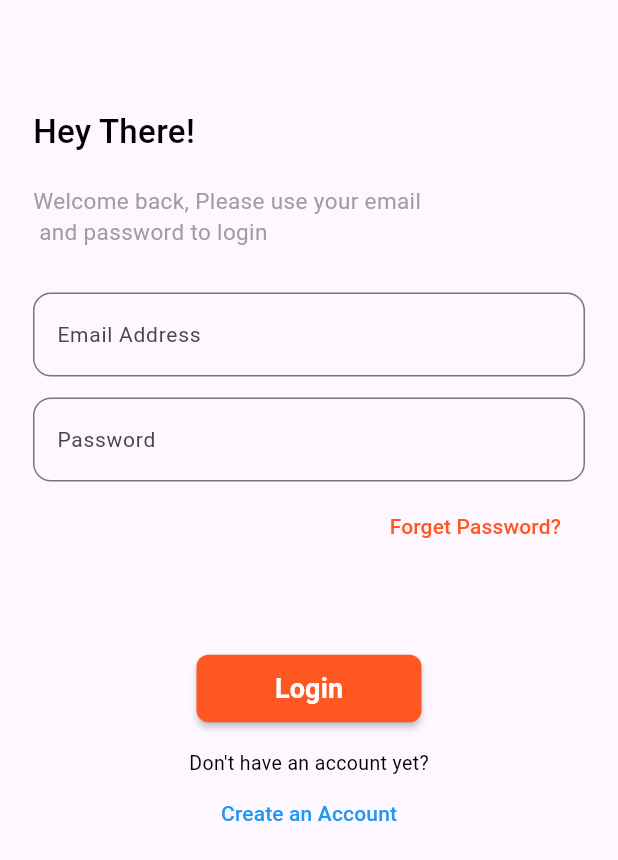
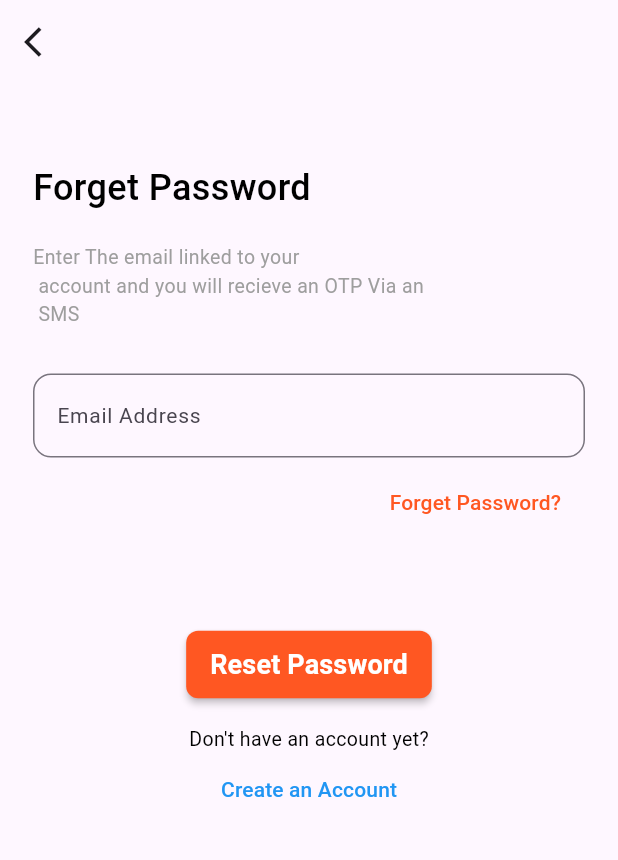
Before and after one commit to Ammar2000-Matarieh/Auth_Test_2024, a Flutter app: the screen it shows after launch, after a tap on "Forget Password?", on a phone screen of 412 x 824 dp. Shown: the top 860 px of the screen. Run offline on Flutter 3.47's test engine with Material 3 defaults, Android fonts, the phone set to English and light mode, and no system bars.

Commit message:
Auth 3 Screen

```diff
--- a/lib/auth/screens/forget_pass_screen.dart
+++ b/lib/auth/screens/forget_pass_screen.dart
@@ -0,0 +1,17 @@
+import 'package:auth_test_2024/auth/widgets/widget_forget_pass.dart';
+import 'package:flutter/material.dart';
+
+class ForgetPasswordScreen extends StatelessWidget {
+  const ForgetPasswordScreen({super.key});
+
+  @override
+  Widget build(BuildContext context) {
+    return SafeArea(
+        child: Scaffold(
+            appBar: AppBar(
+                leading: IconButton(
+                    onPressed: () => Navigator.of(context).pop(),
+                    icon: const Icon(Icons.arrow_back_ios))),
+            body: ForgetPasswordWidget()));
+  }
+}
--- a/lib/auth/screens/login_screen.dart
+++ b/lib/auth/screens/login_screen.dart
@@ -6,7 +6,6 @@ class LoginScreen extends StatelessWidget {
 
   @override
   Widget build(BuildContext context) {
-    // final loginKey = GlobalKey<FormState>();
     return const SafeArea(
         child:  Scaffold(body: LoginWidget()));
   }
--- a/lib/auth/screens/register_screen.dart
+++ b/lib/auth/screens/register_screen.dart
@@ -9,12 +9,9 @@ class RegisterScreen extends StatelessWidget {
     return SafeArea(
         child: Scaffold(
             appBar: AppBar(
-              leading: IconButton(
-                  onPressed: () {
-                    Navigator.of(context).pop();
-                  },
-                  icon: const Icon(Icons.arrow_back_ios)),
-            ),
+                leading: IconButton(
+                    onPressed: () => Navigator.of(context).pop(),
+                    icon: const Icon(Icons.arrow_back_ios))),
             body: const RegisterWidget()));
   }
 }
--- a/lib/auth/widgets/widget_forget_pass.dart
+++ b/lib/auth/widgets/widget_forget_pass.dart
@@ -0,0 +1,100 @@
+import 'dart:developer';
+import 'package:flutter/material.dart';
+
+class ForgetPasswordWidget extends StatefulWidget {
+  const ForgetPasswordWidget({super.key});
+
+  @override
+  State<ForgetPasswordWidget> createState() => _ForgetPasswordWidgetState();
+}
+
+class _ForgetPasswordWidgetState extends State<ForgetPasswordWidget> {
+  final email = TextEditingController();
+  final forgetPassKey = GlobalKey<FormState>();
+  @override
+  Widget build(BuildContext context) {
+    return Form(
+      key: forgetPassKey,
+      child: Padding(
+          padding: const EdgeInsets.all(22),
+          child: SingleChildScrollView(
+              child: Column(children: [
+            const SizedBox(height: 30),
+            const Row(
+              children: [
+                Text("Forget Password",
+                    style: TextStyle(
+                        fontSize: 24,
+                        fontWeight: FontWeight.w500,
+                        color: Colors.black))
+              ],
+            ),
+            const SizedBox(
+              height: 20,
+            ),
+            const Row(children: [
+              Text(
+                  "Enter The email linked to your\n account and you will recieve an OTP Via an\n SMS",
+                  style: TextStyle(fontSize: 13, color: Colors.grey))
+            ]),
+            const SizedBox(height: 30),
+            TextFormField(
+              validator: (String? email) {
+                if (email == null || email.isEmpty) {
+                  return 'Email is not Empty or not Equal null value Please Enter Email valid';
+                }
+                if (email.length < 4 || email.length < 20) {
+                  return 'The Email can not less than 4 letters or not greater than 20 letters ';
+                }
+                return null;
+              },
+              controller: email,
+              decoration: InputDecoration(
+                border:
+                    OutlineInputBorder(borderRadius: BorderRadius.circular(12)),
+                labelText: 'Email Address',
+                labelStyle: TextStyle(fontSize: 14),
+              ),
+            ),
+            const SizedBox(height: 6),
+            Row(
+                crossAxisAlignment: CrossAxisAlignment.end,
+                mainAxisAlignment: MainAxisAlignment.end,
+                children: [
+                  MaterialButton(
+                      textColor: Colors.deepOrange,
+                      onPressed: () {},
+                      child: const Text("Forget Password?",
+                          style: TextStyle(fontSize: 14)))
+                ]),
+            const SizedBox(height: 60),
+            MaterialButton(
+                shape: RoundedRectangleBorder(
+                    borderRadius: BorderRadius.circular(8)),
+                minWidth: 150,
+                height: 45,
+                onPressed: () {
+                  if (forgetPassKey.currentState!.validate()) {
+                  } else {
+                    log("error");
+                  }
+                },
+                color: Colors.deepOrange,
+                textColor: Colors.white,
+                child: const Text("Reset Password",
+                    style:
+                        TextStyle(fontSize: 18, fontWeight: FontWeight.bold))),
+            const SizedBox(height: 16),
+            const Text("Don't have an account yet?",
+                style: TextStyle(fontSize: 13, color: Colors.black)),
+            MaterialButton(
+                textColor: Colors.blue,
+                onPressed: () {},
+                child: const Text(
+                  "Create an Account",
+                  style: TextStyle(fontSize: 14),
+                ))
+          ]))),
+    );
+  }
+}
--- a/lib/auth/widgets/widget_login.dart
+++ b/lib/auth/widgets/widget_login.dart
@@ -1,4 +1,5 @@
 import 'dart:developer';
+import 'package:auth_test_2024/auth/screens/forget_pass_screen.dart';
 import 'package:auth_test_2024/auth/screens/home_screen.dart';
 import 'package:auth_test_2024/auth/screens/register_screen.dart';
 import 'package:flutter/material.dart';
@@ -85,7 +86,11 @@ class _LoginWidgetState extends State<LoginWidget> {
                 children: [
                   MaterialButton(
                       textColor: Colors.deepOrange,
-                      onPressed: () {},
+                      onPressed: () {
+                        Navigator.of(context).push(MaterialPageRoute(builder: (context) {
+                          return const ForgetPasswordScreen();
+                        }));
+                      },
                       child: const Text("Forget Password?",
                           style: TextStyle(fontSize: 14)))
                 ]),
```
